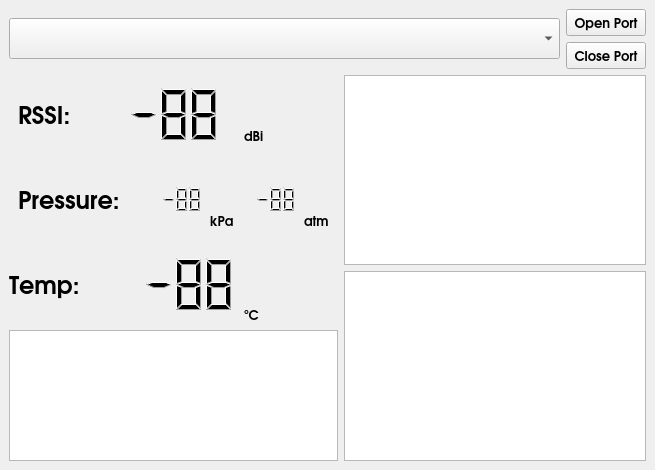
sam-chami/norasat, file groundst/groundstation/mainwindow.ui: the form before one commit.
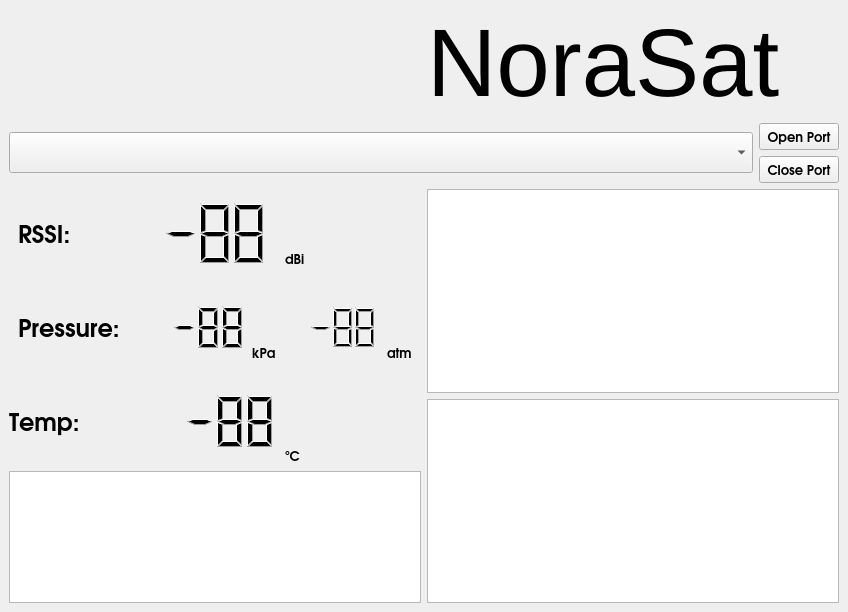
The form after the commit. Icons and pictures are not drawn. Custom widgets are drawn as their Qt base class.

The edit to the form file:
```diff
--- a/groundst/groundstation/mainwindow.ui
+++ b/groundst/groundstation/mainwindow.ui
@@ -6,8 +6,8 @@
    <rect>
     <x>0</x>
     <y>0</y>
-    <width>655</width>
-    <height>470</height>
+    <width>848</width>
+    <height>612</height>
    </rect>
   </property>
   <property name="sizePolicy">
@@ -16,12 +16,395 @@
     <verstretch>0</verstretch>
    </sizepolicy>
   </property>
+  <property name="sizeIncrement">
+   <size>
+    <width>9</width>
+    <height>9</height>
+   </size>
+  </property>
+  <property name="palette">
+   <palette>
+    <active>
+     <colorrole role="WindowText">
+      <brush brushstyle="SolidPattern">
+       <color alpha="255">
+        <red>255</red>
+        <green>255</green>
+        <blue>255</blue>
+       </color>
+      </brush>
+     </colorrole>
+     <colorrole role="Button">
+      <brush brushstyle="SolidPattern">
+       <color alpha="255">
+        <red>197</red>
+        <green>104</green>
+        <blue>216</blue>
+       </color>
+      </brush>
+     </colorrole>
+     <colorrole role="Text">
+      <brush brushstyle="SolidPattern">
+       <color alpha="255">
+        <red>255</red>
+        <green>255</green>
+        <blue>255</blue>
+       </color>
+      </brush>
+     </colorrole>
+     <colorrole role="BrightText">
+      <brush brushstyle="SolidPattern">
+       <color alpha="255">
+        <red>255</red>
+        <green>255</green>
+        <blue>255</blue>
+       </color>
+      </brush>
+     </colorrole>
+     <colorrole role="Base">
+      <brush brushstyle="SolidPattern">
+       <color alpha="255">
+        <red>90</red>
+        <green>90</green>
+        <blue>90</blue>
+       </color>
+      </brush>
+     </colorrole>
+     <colorrole role="Window">
+      <brush brushstyle="SolidPattern">
+       <color alpha="255">
+        <red>0</red>
+        <green>0</green>
+        <blue>0</blue>
+       </color>
+      </brush>
+     </colorrole>
+     <colorrole role="Shadow">
+      <brush brushstyle="SolidPattern">
+       <color alpha="255">
+        <red>131</red>
+        <green>131</green>
+        <blue>131</blue>
+       </color>
+      </brush>
+     </colorrole>
+     <colorrole role="Highlight">
+      <brush brushstyle="SolidPattern">
+       <color alpha="255">
+        <red>143</red>
+        <green>76</green>
+        <blue>156</blue>
+       </color>
+      </brush>
+     </colorrole>
+     <colorrole role="HighlightedText">
+      <brush brushstyle="SolidPattern">
+       <color alpha="255">
+        <red>0</red>
+        <green>0</green>
+        <blue>0</blue>
+       </color>
+      </brush>
+     </colorrole>
+     <colorrole role="AlternateBase">
+      <brush brushstyle="SolidPattern">
+       <color alpha="255">
+        <red>197</red>
+        <green>104</green>
+        <blue>216</blue>
+       </color>
+      </brush>
+     </colorrole>
+     <colorrole role="ToolTipBase">
+      <brush brushstyle="SolidPattern">
+       <color alpha="255">
+        <red>215</red>
+        <green>253</green>
+        <blue>254</blue>
+       </color>
+      </brush>
+     </colorrole>
+     <colorrole role="PlaceholderText">
+      <brush brushstyle="SolidPattern">
+       <color alpha="128">
+        <red>209</red>
+        <green>208</green>
+        <blue>216</blue>
+       </color>
+      </brush>
+     </colorrole>
+    </active>
+    <inactive>
+     <colorrole role="WindowText">
+      <brush brushstyle="SolidPattern">
+       <color alpha="255">
+        <red>0</red>
+        <green>0</green>
+        <blue>0</blue>
+       </color>
+      </brush>
+     </colorrole>
+     <colorrole role="Button">
+      <brush brushstyle="SolidPattern">
+       <color alpha="255">
+        <red>239</red>
+        <green>239</green>
+        <blue>239</blue>
+       </color>
+      </brush>
+     </colorrole>
+     <colorrole role="Text">
+      <brush brushstyle="SolidPattern">
+       <color alpha="255">
+        <red>0</red>
+        <green>0</green>
+        <blue>0</blue>
+       </color>
+      </brush>
+     </colorrole>
+     <colorrole role="BrightText">
+      <brush brushstyle="SolidPattern">
+       <color alpha="255">
+        <red>255</red>
+        <green>255</green>
+        <blue>255</blue>
+       </color>
+      </brush>
+     </colorrole>
+     <colorrole role="Base">
+      <brush brushstyle="SolidPattern">
+       <color alpha="255">
+        <red>255</red>
+        <green>255</green>
+        <blue>255</blue>
+       </color>
+      </brush>
+     </colorrole>
+     <colorrole role="Window">
+      <brush brushstyle="SolidPattern">
+       <color alpha="255">
+        <red>239</red>
+        <green>239</green>
+        <blue>239</blue>
+       </color>
+      </brush>
+     </colorrole>
+     <colorrole role="Shadow">
+      <brush brushstyle="SolidPattern">
+       <color alpha="255">
+        <red>118</red>
+        <green>118</green>
+        <blue>118</blue>
+       </color>
+      </brush>
+     </colorrole>
+     <colorrole role="Highlight">
+      <brush brushstyle="SolidPattern">
+       <color alpha="255">
+        <red>48</red>
+        <green>140</green>
+        <blue>198</blue>
+       </color>
+      </brush>
+     </colorrole>
+     <colorrole role="HighlightedText">
+      <brush brushstyle="SolidPattern">
+       <color alpha="255">
+        <red>255</red>
+        <green>255</green>
+        <blue>255</blue>
+       </color>
+      </brush>
+     </colorrole>
+     <colorrole role="AlternateBase">
+      <brush brushstyle="SolidPattern">
+       <color alpha="255">
+        <red>247</red>
+        <green>247</green>
+        <blue>247</blue>
+       </color>
+      </brush>
+     </colorrole>
+     <colorrole role="ToolTipBase">
+      <brush brushstyle="SolidPattern">
+       <color alpha="255">
+        <red>255</red>
+        <green>255</green>
+        <blue>220</blue>
+       </color>
+      </brush>
+     </colorrole>
+     <colorrole role="PlaceholderText">
+      <brush brushstyle="SolidPattern">
+       <color alpha="128">
+        <red>0</red>
+        <green>0</green>
+        <blue>0</blue>
+       </color>
+      </brush>
+     </colorrole>
+    </inactive>
+    <disabled>
+     <colorrole role="WindowText">
+      <brush brushstyle="SolidPattern">
+       <color alpha="255">
+        <red>190</red>
+        <green>190</green>
+        <blue>190</blue>
+       </color>
+      </brush>
+     </colorrole>
+     <colorrole role="Button">
+      <brush brushstyle="SolidPattern">
+       <color alpha="255">
+        <red>197</red>
+        <green>104</green>
+        <blue>216</blue>
+       </color>
+      </brush>
+     </colorrole>
+     <colorrole role="Text">
+      <brush brushstyle="SolidPattern">
+       <color alpha="255">
+        <red>190</red>
+        <green>190</green>
+        <blue>190</blue>
+       </color>
+      </brush>
+     </colorrole>
+     <colorrole role="BrightText">
+      <brush brushstyle="SolidPattern">
+       <color alpha="255">
+        <red>255</red>
+        <green>255</green>
+        <blue>255</blue>
+       </color>
+      </brush>
+     </colorrole>
+     <colorrole role="Base">
+      <brush brushstyle="SolidPattern">
+       <color alpha="255">
+        <red>0</red>
+        <green>0</green>
+        <blue>0</blue>
+       </color>
+      </brush>
+     </colorrole>
+     <colorrole role="Window">
+      <brush brushstyle="SolidPattern">
+       <color alpha="255">
+        <red>0</red>
+        <green>0</green>
+        <blue>0</blue>
+       </color>
+      </brush>
+     </colorrole>
+     <colorrole role="Shadow">
+      <brush brushstyle="SolidPattern">
+       <color alpha="255">
+        <red>177</red>
+        <green>177</green>
+        <blue>177</blue>
+       </color>
+      </brush>
+     </colorrole>
+     <colorrole role="Highlight">
+      <brush brushstyle="SolidPattern">
+       <color alpha="255">
+        <red>145</red>
+        <green>145</green>
+        <blue>145</blue>
+       </color>
+      </brush>
+     </colorrole>
+     <colorrole role="HighlightedText">
+      <brush brushstyle="SolidPattern">
+       <color alpha="255">
+        <red>255</red>
+        <green>255</green>
+        <blue>255</blue>
+       </color>
+      </brush>
+     </colorrole>
+     <colorrole role="AlternateBase">
+      <brush brushstyle="SolidPattern">
+       <color alpha="255">
+        <red>247</red>
+        <green>247</green>
+        <blue>247</blue>
+       </color>
+      </brush>
+     </colorrole>
+     <colorrole role="ToolTipBase">
+      <brush brushstyle="SolidPattern">
+       <color alpha="255">
+        <red>255</red>
+        <green>255</green>
+        <blue>220</blue>
+       </color>
+      </brush>
+     </colorrole>
+     <colorrole role="PlaceholderText">
+      <brush brushstyle="SolidPattern">
+       <color alpha="128">
+        <red>0</red>
+        <green>0</green>
+        <blue>0</blue>
+       </color>
+      </brush>
+     </colorrole>
+    </disabled>
+   </palette>
+  </property>
   <property name="windowTitle">
    <string>MainWindow</string>
   </property>
   <widget class="QWidget" name="centralwidget">
    <layout class="QGridLayout" name="gridLayout">
-    <item row="1" column="0">
+    <item row="0" column="0">
+     <widget class="QLabel" name="label_8">
+      <property name="sizePolicy">
+       <sizepolicy hsizetype="Fixed" vsizetype="Preferred">
+        <horstretch>0</horstretch>
+        <verstretch>0</verstretch>
+       </sizepolicy>
+      </property>
+      <property name="maximumSize">
+       <size>
+        <width>128</width>
+        <height>128</height>
+       </size>
+      </property>
+      <property name="text">
+       <string/>
+      </property>
+      <property name="pixmap">
+       <pixmap resource="resources.qrc">:/logos/norasat.png</pixmap>
+      </property>
+      <property name="scaledContents">
+       <bool>true</bool>
+      </property>
+     </widget>
+    </item>
+    <item row="0" column="1">
+     <widget class="QLabel" name="label_9">
+      <property name="sizePolicy">
+       <sizepolicy hsizetype="Preferred" vsizetype="Preferred">
+        <horstretch>0</horstretch>
+        <verstretch>0</verstretch>
+       </sizepolicy>
+      </property>
+      <property name="font">
+       <font>
+        <pointsize>72</pointsize>
+       </font>
+      </property>
+      <property name="text">
+       <string>NoraSat</string>
+      </property>
+     </widget>
+    </item>
+    <item row="2" column="0">
      <widget class="QWidget" name="widget" native="true">
       <layout class="QHBoxLayout" name="horizontalLayout_2">
        <item>
@@ -95,7 +478,7 @@
       </layout>
      </widget>
     </item>
-    <item row="1" column="1" rowspan="4">
+    <item row="2" column="1" rowspan="4">
      <layout class="QVBoxLayout" name="verticalLayout_2">
       <item>
        <widget class="QChartView" name="chartTemp"/>
@@ -105,7 +488,7 @@
       </item>
      </layout>
     </item>
-    <item row="2" column="0">
+    <item row="3" column="0">
      <widget class="QWidget" name="widget" native="true">
       <layout class="QHBoxLayout" name="horizontalLayout_3">
        <item>
@@ -249,7 +632,7 @@
       </layout>
      </widget>
     </item>
-    <item row="3" column="0">
+    <item row="4" column="0">
      <layout class="QHBoxLayout" name="horizontalLayout_4">
       <item>
        <widget class="QLabel" name="label_3">
@@ -327,7 +710,7 @@
       </item>
      </layout>
     </item>
-    <item row="4" column="0">
+    <item row="5" column="0">
      <widget class="QTextBrowser" name="tb_output">
       <property name="sizePolicy">
        <sizepolicy hsizetype="Expanding" vsizetype="Maximum">
@@ -352,7 +735,7 @@
       </property>
      </widget>
     </item>
-    <item row="0" column="0" colspan="2">
+    <item row="1" column="0" colspan="2">
      <layout class="QHBoxLayout" name="horizontalLayout">
       <item>
        <widget class="QComboBox" name="cbPorts">
```
Left out of the diff: 4 changed lines with no effect on the pictures.
